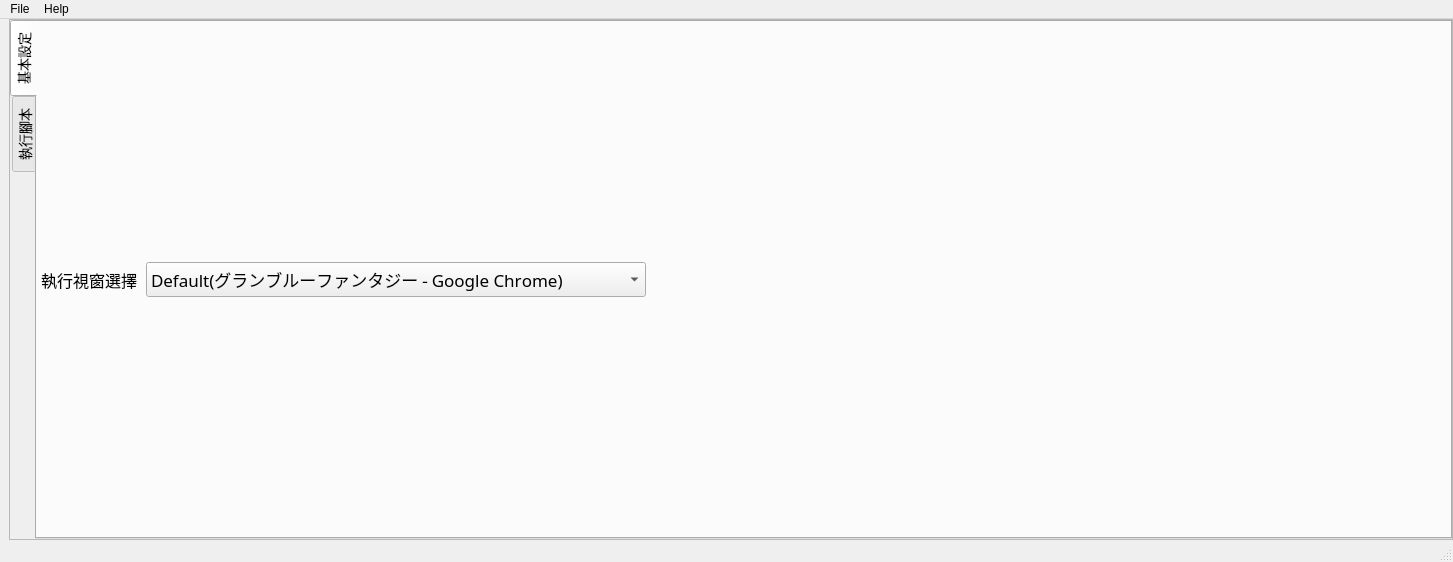
Qt form UI/Homepage/MainUI.ui (Jukon3234/ChatGPT_Make_me_WorkHarder) before a commit.
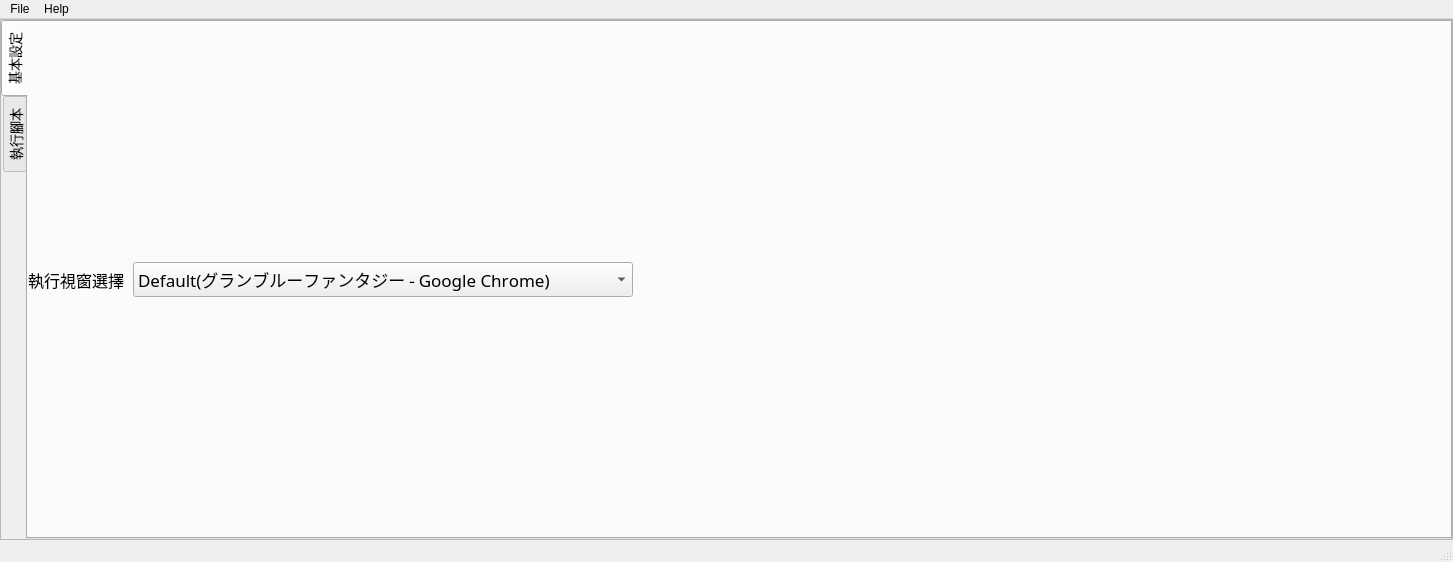
The same form after that commit. The open tabs and pages were chosen to show the change.

```diff
--- a/UI/Homepage/MainUI.ui
+++ b/UI/Homepage/MainUI.ui
@@ -15,6 +15,9 @@
   </property>
   <widget class="QWidget" name="centralwidget">
    <layout class="QGridLayout" name="gridLayout">
+    <property name="leftMargin">
+     <number>0</number>
+    </property>
     <property name="topMargin">
      <number>0</number>
     </property>
@@ -43,7 +46,7 @@
         <rect>
          <x>0</x>
          <y>0</y>
-         <width>1442</width>
+         <width>1451</width>
          <height>519</height>
         </rect>
        </property>
@@ -129,7 +132,7 @@
             <item row="0" column="0">
              <layout class="QGridLayout" name="gridLayout_3">
               <property name="leftMargin">
-               <number>4</number>
+               <number>0</number>
               </property>
               <property name="horizontalSpacing">
                <number>9</number>
```
